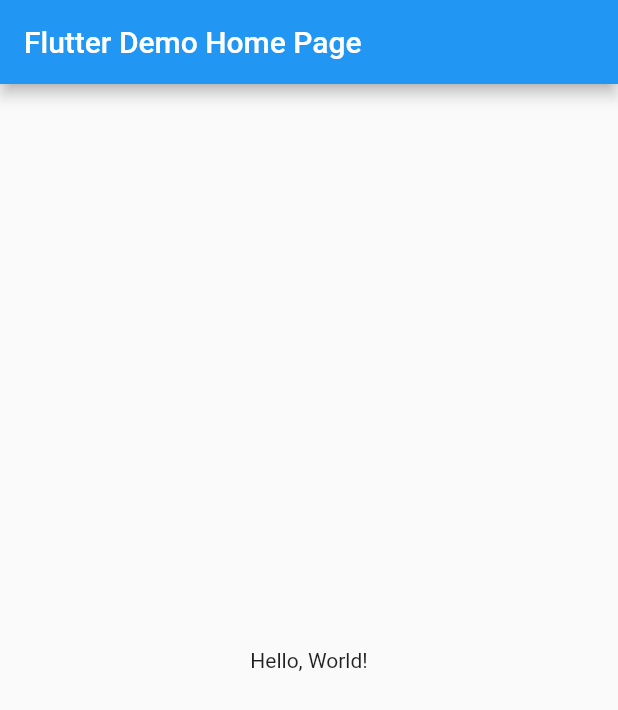
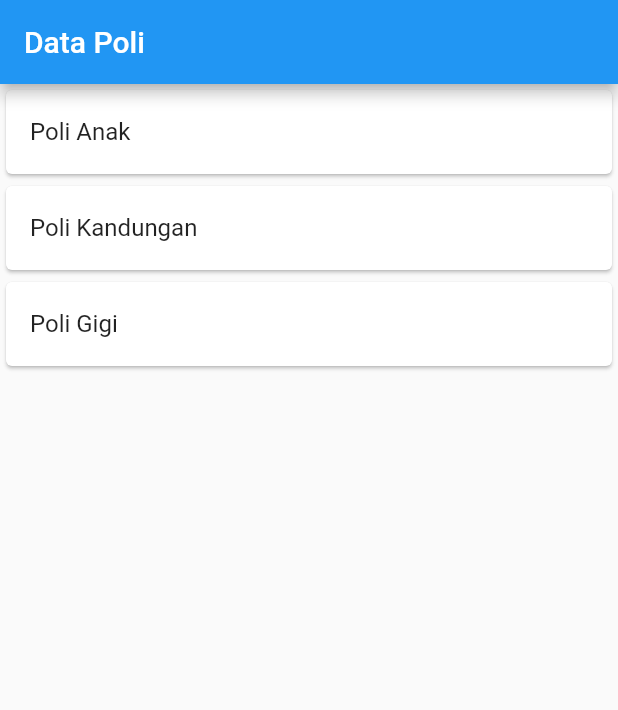
Before and after one commit to evakristiana/flutter_application_klinikapp, a Flutter app: the screen it shows after launch, on a phone screen of 412 x 824 dp. Shown: the top 710 px of the screen. Run offline on Flutter 3.47's test engine with Material 2 defaults, Android fonts, the phone set to English and light mode, and no system bars.

```diff
--- a/lib/main.dart
+++ b/lib/main.dart
@@ -1,42 +1,15 @@
 import 'package:flutter/material.dart';
+import '/ui/poli_page.dart';
 
 void main() => runApp(MyApp());
 
 class MyApp extends StatelessWidget {
-  const MyApp({super.key});
-  // This widget is the root of your application.
   @override
   Widget build(BuildContext context) {
     return MaterialApp(
-      // Application name
-      title: 'Flutter Hello World',
-      // Application theme data, you can set the colors for the application as
-      // you want
-      theme: ThemeData(
-        primarySwatch: Colors.blue,
-      ),
-      // A widget which will be started on application startup
-      home: MyHomePage(title: 'Flutter Demo Home Page'),
+      title: 'Klinik APP',
+      debugShowCheckedModeBanner: false,
+      home: PoliPage(),
     );
   }
 }
-
-class MyHomePage extends StatelessWidget {
-  final String title;
-  const MyHomePage({super.key, required this.title});
-
-  @override
-  Widget build(BuildContext context) {
-    return Scaffold(
-      appBar: AppBar(
-        // The title text which will be shown on the action bar
-        title: Text(title),
-      ),
-      body: Center(
-        child: Text(
-          'Hello, World!',
-        ),
-      ),
-    );
-  }
-}
--- /dev/null
+++ b/lib/model/poli.dart
@@ -0,0 +1,5 @@
+class Poli {
+  String? id;
+  String namaPoli;
+  Poli({this.id, required this.namaPoli});
+}
--- /dev/null
+++ b/lib/ui/poli_page.dart
@@ -0,0 +1,47 @@
+import 'package:flutter/material.dart';
+import '../model/poli.dart';
+import 'poli_detail.dart';
+
+class PoliPage extends StatefulWidget {
+  const PoliPage({super.key});
+
+  @override
+  State<PoliPage> createState() => _PoliPageState();
+}
+
+class _PoliPageState extends State<PoliPage> {
+  @override
+  Widget build(BuildContext context) {
+    return Scaffold(
+      appBar: AppBar(title: const Text("Data Poli")),
+      body: ListView(
+        children: [
+          GestureDetector(
+            child: Card(
+              child: ListTile(
+                title: const Text("Poli Anak"),
+              ),
+            ),
+            onTap: () {
+              Poli poliAnak = new Poli(namaPoli: "Poli Anak");
+              Navigator.push(
+                  context,
+                  MaterialPageRoute(
+                      builder: (context) => PoliDetail(poli: poliAnak)));
+            },
+          ),
+          Card(
+            child: ListTile(
+              title: const Text("Poli Kandungan"),
+            ),
+          ),
+          Card(
+            child: ListTile(
+              title: const Text("Poli Gigi"),
+            ),
+          )
+        ],
+      ),
+    );
+  }
+}
```
Also changed, not shown: lib/model/database.dart (added, +39 -0 lines), lib/model/pasien.dart (added, +17 -0 lines), lib/model/pegawai.dart (added, +19 -0 lines), lib/ui/home.dart (added, +57 -0 lines), lib/ui/pasien_detail.dart (added, +73 -0 lines), lib/ui/pasien_page.dart (added, +37 -0 lines), lib/ui/pegawai_detail.dart (added, +74 -0 lines), lib/ui/pegawai_page.dart (added, +37 -0 lines), lib/ui/poli_detail.dart (added, +44 -0 lines).
